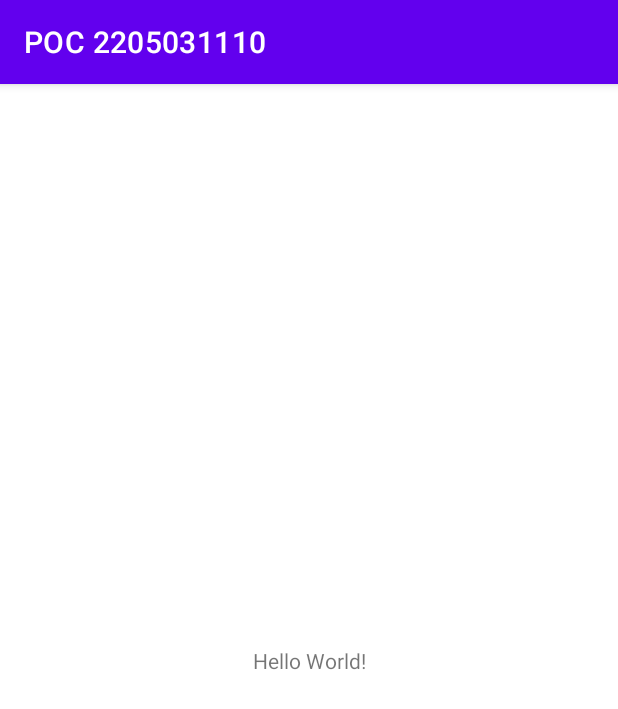
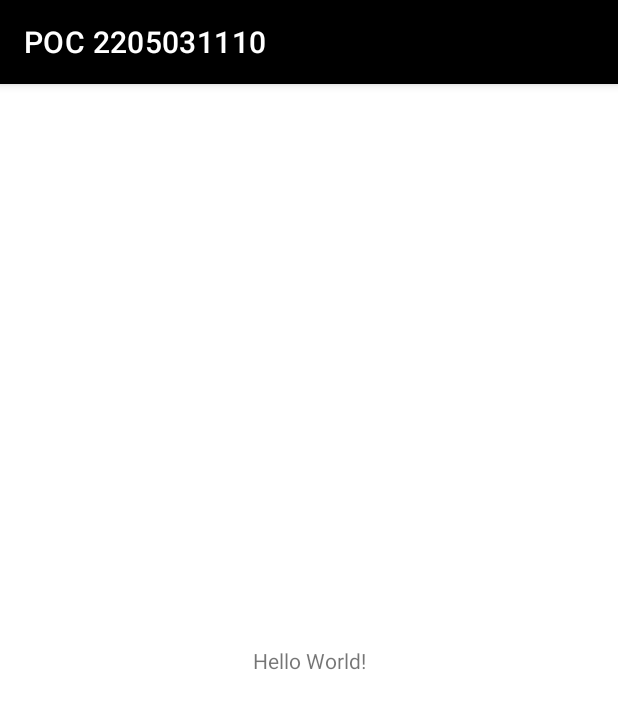
Before and after one commit to mauriciospinardi-cloudwalk/android-cots-poc2205031110, an Android app: the screen it shows after launch (MainActivity), on a phone screen of 412 x 824 dp. Shown: the top 709 px of the screen. Run offline under Robolectric (Android 15) with nearby library versions, the phone set to English and light mode, and no system bars.

Commit message:
update themes.xml

```diff
--- a/POC 2205031110/src/main/res/values-night/themes.xml
+++ /dev/null
@@ -1,16 +0,0 @@
-<resources xmlns:tools="http://schemas.android.com/tools">
-    <!-- Base application theme. -->
-    <style name="Theme.POC2205031110" parent="Theme.MaterialComponents.DayNight.DarkActionBar">
-        <!-- Primary brand color. -->
-        <item name="colorPrimary">@color/purple_200</item>
-        <item name="colorPrimaryVariant">@color/purple_700</item>
-        <item name="colorOnPrimary">@color/black</item>
-        <!-- Secondary brand color. -->
-        <item name="colorSecondary">@color/teal_200</item>
-        <item name="colorSecondaryVariant">@color/teal_200</item>
-        <item name="colorOnSecondary">@color/black</item>
-        <!-- Status bar color. -->
-        <item name="android:statusBarColor" tools:targetApi="l">?attr/colorPrimaryVariant</item>
-        <!-- Customize your theme here. -->
-    </style>
-</resources>
--- a/POC 2205031110/src/main/res/values/themes.xml
+++ b/POC 2205031110/src/main/res/values/themes.xml
@@ -1,16 +1,20 @@
 <resources xmlns:tools="http://schemas.android.com/tools">
     <!-- Base application theme. -->
-    <style name="Theme.POC2205031110" parent="Theme.MaterialComponents.DayNight.DarkActionBar">
+    <style name="Theme.POC2205031110" parent="Theme.MaterialComponents.Light.DarkActionBar">
         <!-- Primary brand color. -->
-        <item name="colorPrimary">@color/purple_500</item>
-        <item name="colorPrimaryVariant">@color/purple_700</item>
+        <item name="colorPrimary">@color/black</item>
+        <!-- <item name="colorPrimaryVariant">@color/purple_700</item> -->
         <item name="colorOnPrimary">@color/white</item>
-        <!-- Secondary brand color. -->
-        <item name="colorSecondary">@color/teal_200</item>
-        <item name="colorSecondaryVariant">@color/teal_700</item>
-        <item name="colorOnSecondary">@color/black</item>
         <!-- Status bar color. -->
-        <item name="android:statusBarColor" tools:targetApi="l">?attr/colorPrimaryVariant</item>
-        <!-- Customize your theme here. -->
+        <item name="android:statusBarColor" tools:targetApi="l">?attr/colorPrimary</item>
     </style>
+
+    <style name="Theme.POC2205031110.NoActionBar">
+        <item name="windowActionBar">false</item>
+        <item name="windowNoTitle">true</item>
+    </style>
+
+    <style name="Theme.POC2205031110.AppBarOverlay" parent="ThemeOverlay.AppCompat.Dark.ActionBar" />
+
+    <style name="Theme.POC2205031110.PopupOverlay" parent="ThemeOverlay.AppCompat.Light" />
 </resources>
```
